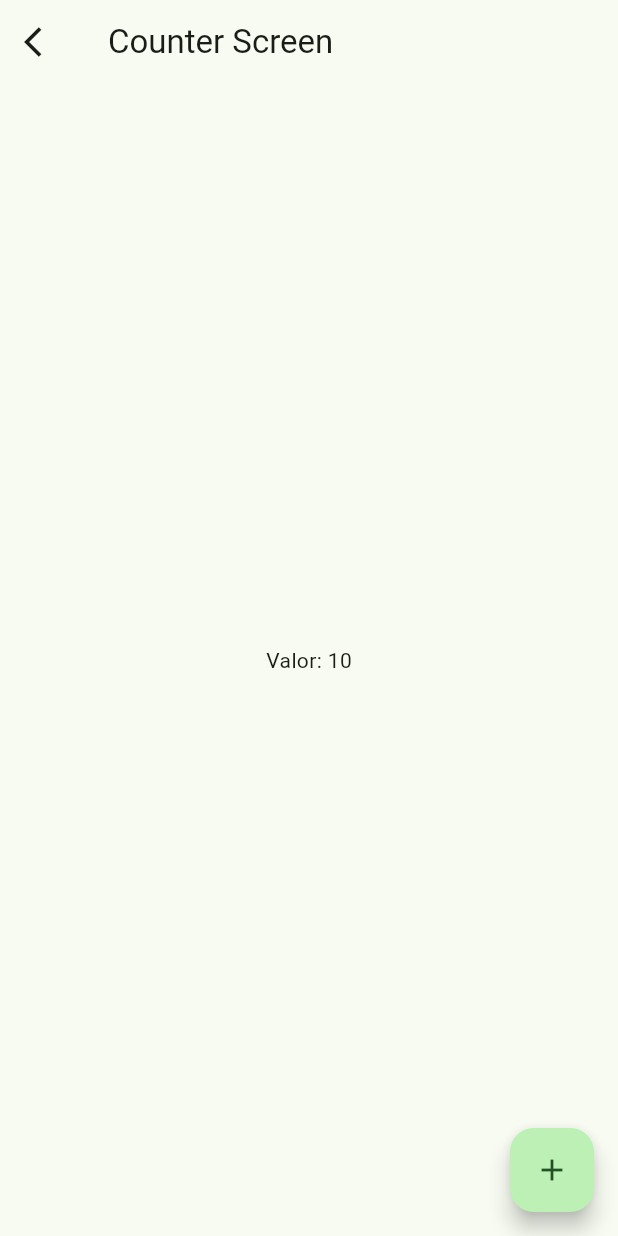
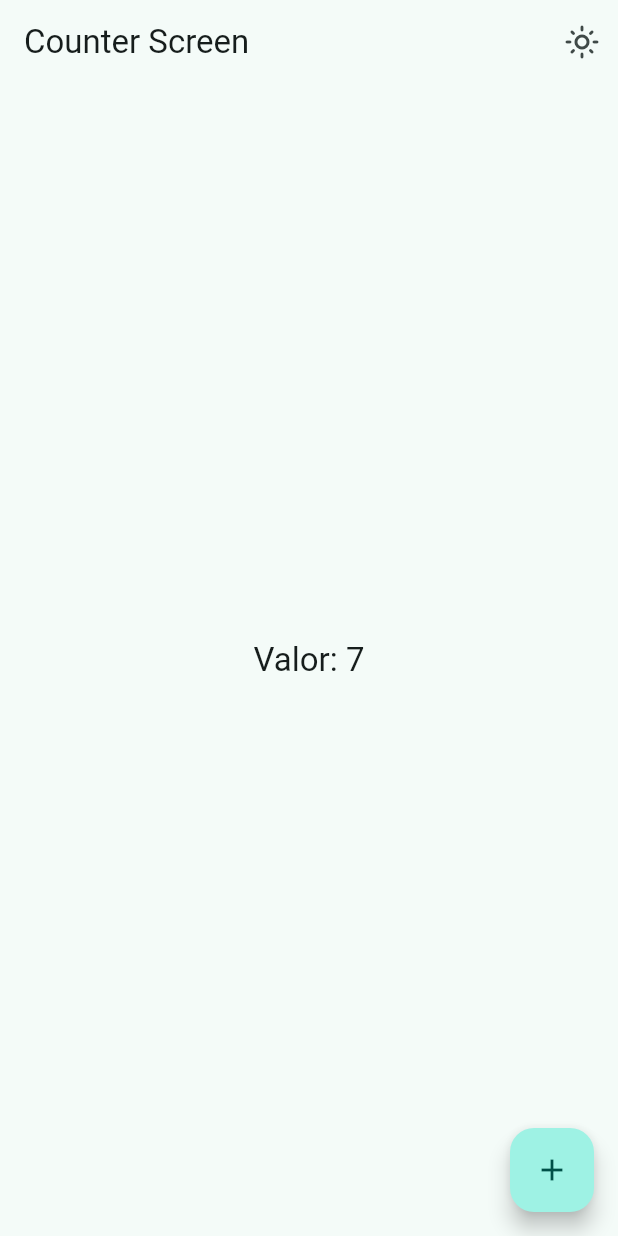
Before and after one commit to eliezerantonio/widgets_app, a Flutter app: the CounterScreen screen opened by its route, on a phone screen of 412 x 824 dp. Run offline on Flutter 3.47's test engine with Material 2 defaults, Android fonts, the phone set to English and light mode, and no system bars; our stand-ins replace animate_do, flutter_riverpod, go_router.

Commit message:
feat: stateNotifier implemented

```diff
--- a/lib/config/app_theme.dart
+++ b/lib/config/app_theme.dart
@@ -1,6 +1,6 @@
 import 'package:flutter/material.dart';
 
-const _colorList = <Color>[
+const colorList = <Color>[
   Colors.teal,
   Colors.purpleAccent,
   Colors.green,
@@ -11,14 +11,22 @@ const _colorList = <Color>[
 
 class AppTheme {
   final int selectedColor;
+  final bool isDarkMode;
 
-  AppTheme({this.selectedColor = 0})
+  AppTheme({this.selectedColor = 0, this.isDarkMode = false})
       : assert(selectedColor >= 0, 'Selected color must be greater than 0'),
-        assert(selectedColor < _colorList.length,
-            'Selected color must be greater than ${_colorList.length - 1}');
+        assert(selectedColor < colorList.length,
+            'Selected color must be greater than ${colorList.length - 1}');
 
   ThemeData getTheme() => ThemeData(
-      useMaterial3: true,
-      colorSchemeSeed: _colorList[selectedColor],
-      appBarTheme: const AppBarTheme(centerTitle: false));
+        useMaterial3: true,
+        brightness: isDarkMode ? Brightness.dark : Brightness.light,
+        colorSchemeSeed: colorList[selectedColor],
+        appBarTheme: const AppBarTheme(centerTitle: false),
+      );
+
+  AppTheme copyWith({int? selectedColor, bool? isDarkMode}) => AppTheme(
+        selectedColor: selectedColor ?? this.selectedColor,
+        isDarkMode: isDarkMode ?? this.isDarkMode,
+      );
 }
--- a/lib/config/router/app_router.dart
+++ b/lib/config/router/app_router.dart
@@ -56,5 +56,10 @@ final appRouter = GoRouter(
       name: CounterScreen.name,
       builder: (context, state) => const CounterScreen(),
     ),
+    GoRoute(
+      path: '/theme-changer',
+      name: ThemeScreen.name,
+      builder: (context, state) => const ThemeScreen(),
+    ),
   ],
 );
--- a/lib/menu/menu_items.dart
+++ b/lib/menu/menu_items.dart
@@ -59,4 +59,9 @@ const appMenuItems = <MenuItem>[
       subTitle: 'Intrudaução ao riverpod',
       link: '/counter',
       icon: Icons.countertops),
+  MenuItem(
+      title: 'Mudar tema',
+      subTitle: 'Intrudaução ao riverpod',
+      link: '/theme-changer',
+      icon: Icons.color_lens_outlined),
 ];
--- /dev/null
+++ b/lib/presentation/providers/counter_riverpod.dart
@@ -0,0 +1,3 @@
+import 'package:flutter_riverpod/flutter_riverpod.dart';
+
+final counterProvider = StateProvider((ref) => 7);
--- /dev/null
+++ b/lib/presentation/providers/theme_provider.dart
@@ -0,0 +1,26 @@
+import 'package:flutter_riverpod/flutter_riverpod.dart';
+
+import '../../config/app_theme.dart';
+
+final isDarkModeProvider = StateProvider((ref) => false);
+
+final colorListProvider = Provider((ref) => colorList);
+
+final selectedColorProvider = StateProvider((ref) => 0);
+
+final themeNotifierProvider =
+    StateNotifierProvider<ThemeNotifier, AppTheme>((ref) => ThemeNotifier());
+
+//controller ou notifier
+class ThemeNotifier extends StateNotifier<AppTheme> {
+  //
+  ThemeNotifier() : super(AppTheme());
+
+  void toggleDarkMode() {
+    state = state.copyWith(isDarkMode: !state.isDarkMode);
+  }
+
+  void changeColorIndex(int colorIndex) {
+    state = state.copyWith(selectedColor: colorIndex);
+  }
+}
--- a/lib/presentation/screens/counter/counter_screen.dart
+++ b/lib/presentation/screens/counter/counter_screen.dart
@@ -1,24 +1,47 @@
 import 'package:flutter/material.dart';
+import 'package:flutter_riverpod/flutter_riverpod.dart';
+import 'package:widgets_app/presentation/providers/counter_riverpod.dart';
+import 'package:widgets_app/presentation/providers/theme_provider.dart';
 
-class CounterScreen extends StatelessWidget {
+class CounterScreen extends ConsumerWidget {
   const CounterScreen({super.key});
   static const String name = 'counter_screen';
 
   @override
-  Widget build(BuildContext context) {
+  Widget build(BuildContext context, WidgetRef ref) {
+    final int value = ref.watch(counterProvider);
+    final bool isDarkMode = ref.watch(isDarkModeProvider);
+
     return Scaffold(
       appBar: AppBar(
-        leading: const Icon(Icons.arrow_back_ios),
         title: const Text('Counter Screen'),
+        actions: [
+          IconButton(
+            onPressed: () {
+              ref
+                  .read(isDarkModeProvider.notifier)
+                  .update((isDarkmode) => !isDarkMode);
+            },
+            icon: Icon(!isDarkMode
+                ? Icons.light_mode_outlined
+                : Icons.dark_mode_outlined),
+          )
+        ],
       ),
-      body: const Center(
-        child: Text('Valor: 10'),
+      body: Center(
+        child: Text(
+          'Valor: $value',
+          style: Theme.of(context).textTheme.titleLarge,
+        ),
       ),
       floatingActionButton: FloatingActionButton(
-        onPressed: () {},
         child: const Icon(
           Icons.add,
         ),
+        onPressed: () {
+          // final value = ref.read(counterProvider.notifier).state++;
+          ref.read(counterProvider.notifier).update((state) => state + 1);
+        },
       ),
     );
   }
--- a/lib/presentation/screens/screens.dart
+++ b/lib/presentation/screens/screens.dart
@@ -1,4 +1,4 @@
-
+export 'package:widgets_app/presentation/screens/theme/theme_screen.dart';
 
 export 'package:widgets_app/presentation/screens/animated/animated_screen.dart';
 export 'package:widgets_app/presentation/screens/app_tutorial/app_tutorial_screen.dart';
```
Also changed, not shown: lib/main.dart (+12 -7 lines), lib/presentation/screens/theme/theme_screen.dart (added, +62 -0 lines).
